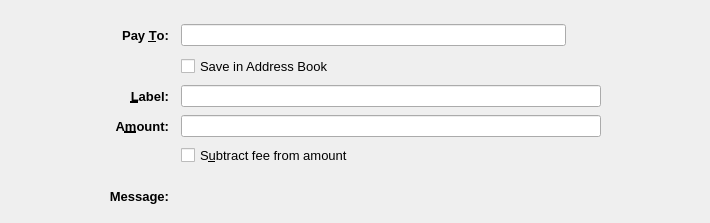
Above: src/qt/forms/sendcoinsentry.ui from navcoin/navcoin-core before the change. Below: the same form after it.
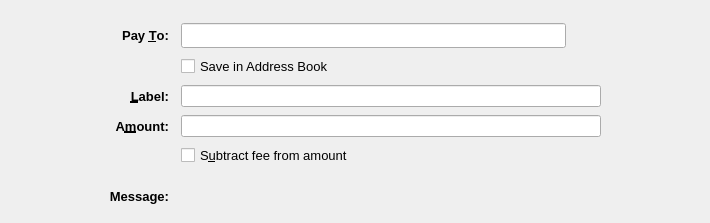
That is the form after the change. Icons and pictures are not drawn. Custom widgets are drawn as their Qt base class.

Commit message: gui: changes distribution of coins control interface

```diff
--- a/src/qt/forms/sendcoinsentry.ui
+++ b/src/qt/forms/sendcoinsentry.ui
@@ -108,6 +108,12 @@
       </property>
       <item>
        <widget class="QValidatedLineEdit" name="payTo">
+        <property name="sizePolicy">
+         <sizepolicy hsizetype="Expanding" vsizetype="Expanding">
+          <horstretch>0</horstretch>
+          <verstretch>0</verstretch>
+         </sizepolicy>
+        </property>
         <property name="toolTip">
          <string>The NavCoin address to send the payment to</string>
         </property>
```
Left out of the diff: 12 changed lines with no effect on the pictures. The commit also changes 2 other files.
